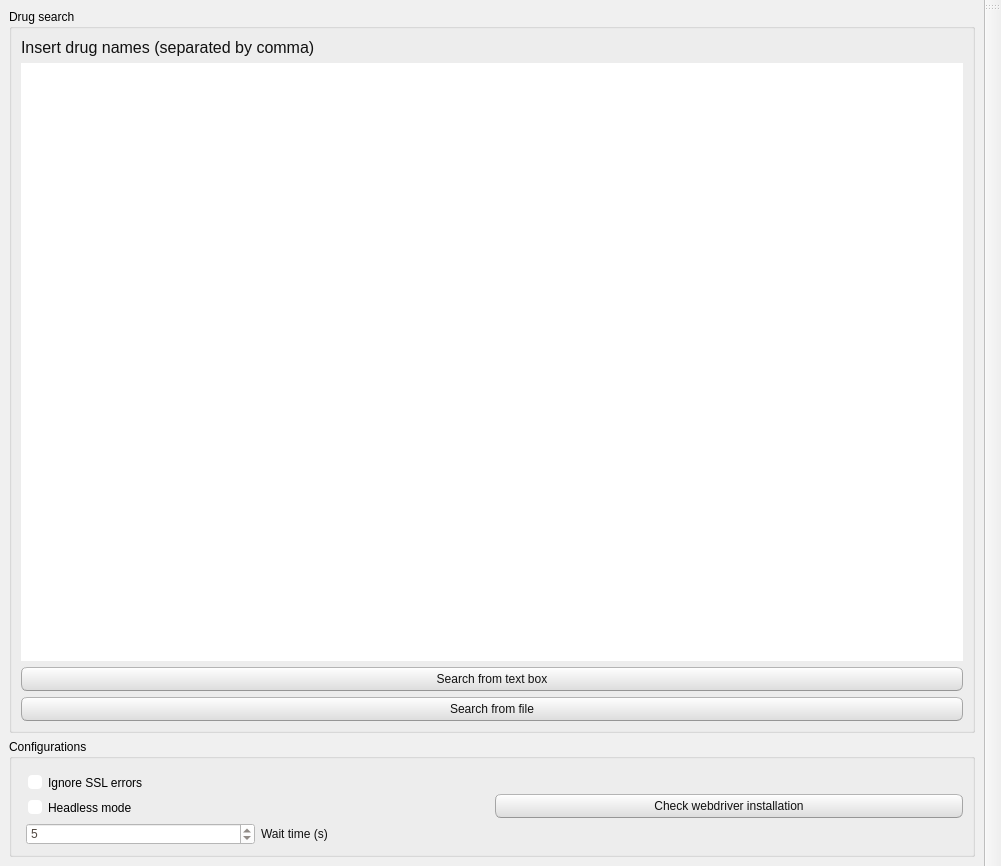
This is EMADB/commons/interface/layout/window_layout.ui in CTCycle/EMADB-Autopilot as Qt 5 draws it before an edit. The edited form follows.
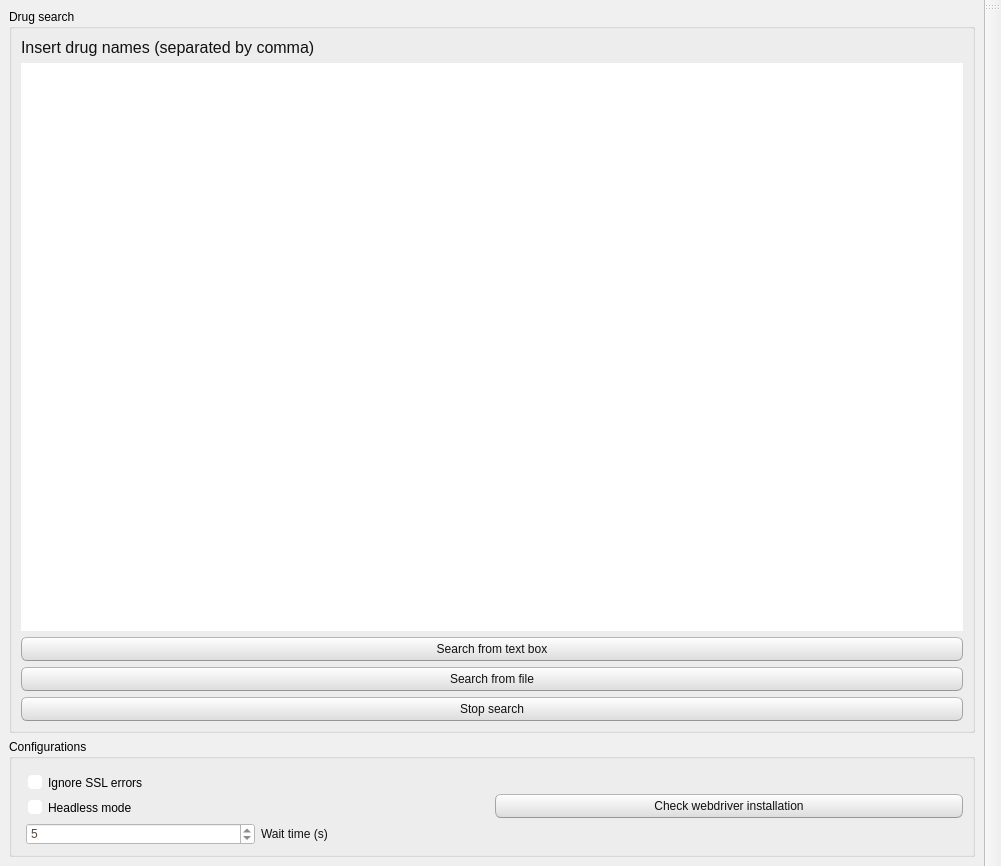
This is the edited form.

Commit message: added and implemented stop button

```diff
--- a/EMADB/commons/interface/layout/window_layout.ui
+++ b/EMADB/commons/interface/layout/window_layout.ui
@@ -554,6 +554,13 @@
            </property>
           </widget>
          </item>
+         <item>
+          <widget class="QPushButton" name="stopSearch">
+           <property name="text">
+            <string>Stop search</string>
+           </property>
+          </widget>
+         </item>
         </layout>
        </item>
       </layout>
```
The commit also changes 6 other files.
